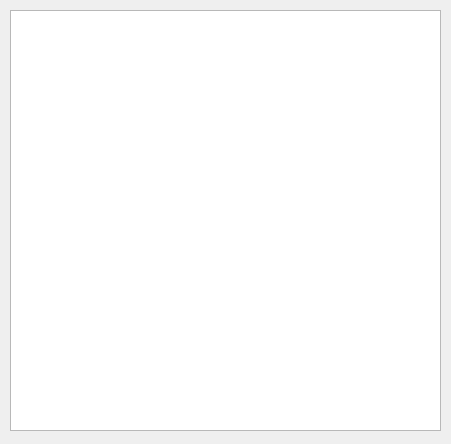
Old version of the form MainLaunch_qt/goodhouselist.ui in the repository luohanqing0318/graduation-design.
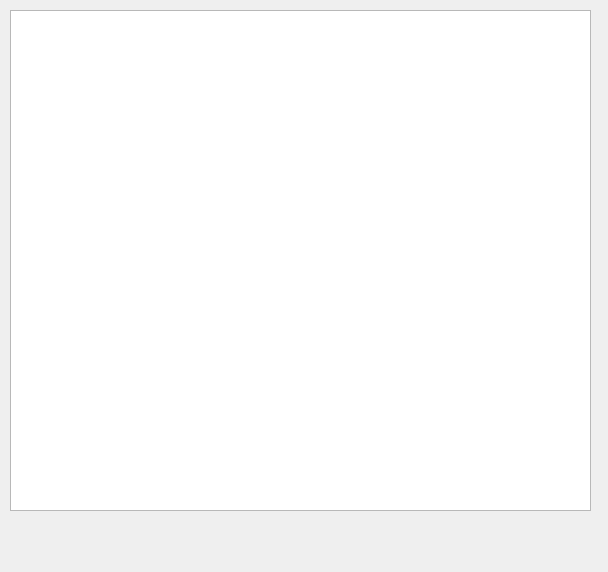
New version of the form.

```diff
--- a/MainLaunch_qt/goodhouselist.ui
+++ b/MainLaunch_qt/goodhouselist.ui
@@ -6,8 +6,8 @@
    <rect>
     <x>0</x>
     <y>0</y>
-    <width>451</width>
-    <height>444</height>
+    <width>608</width>
+    <height>572</height>
    </rect>
   </property>
   <property name="windowTitle">
@@ -18,8 +18,8 @@
     <rect>
      <x>10</x>
      <y>10</y>
-     <width>431</width>
-     <height>421</height>
+     <width>581</width>
+     <height>501</height>
     </rect>
    </property>
   </widget>
```
